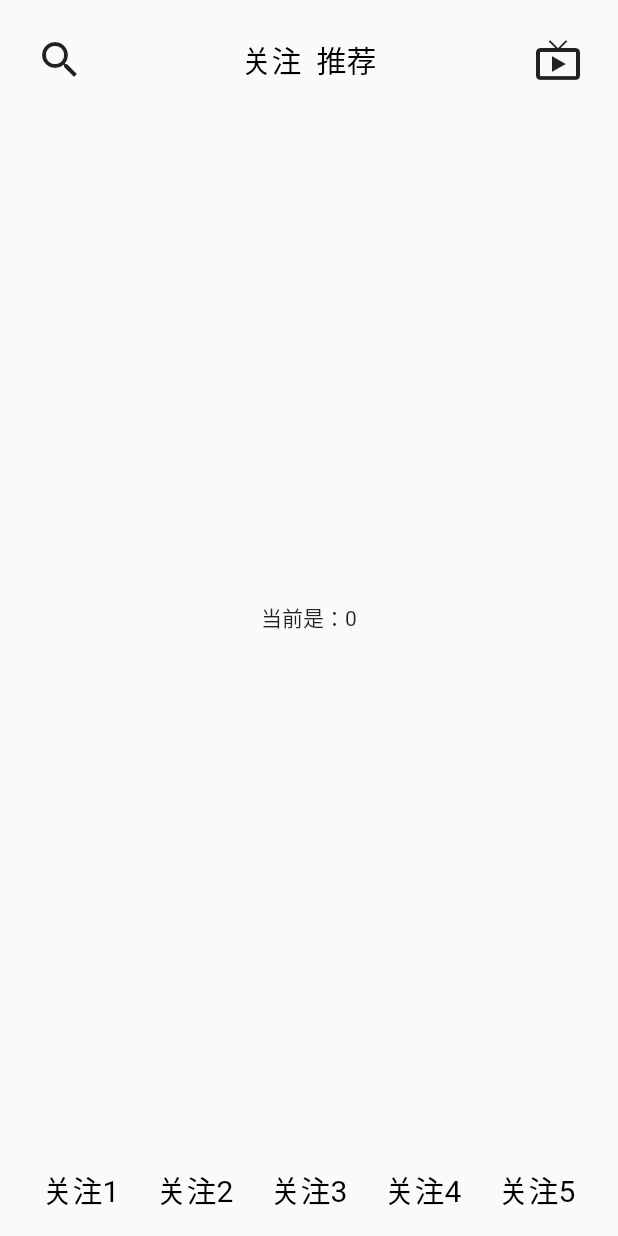
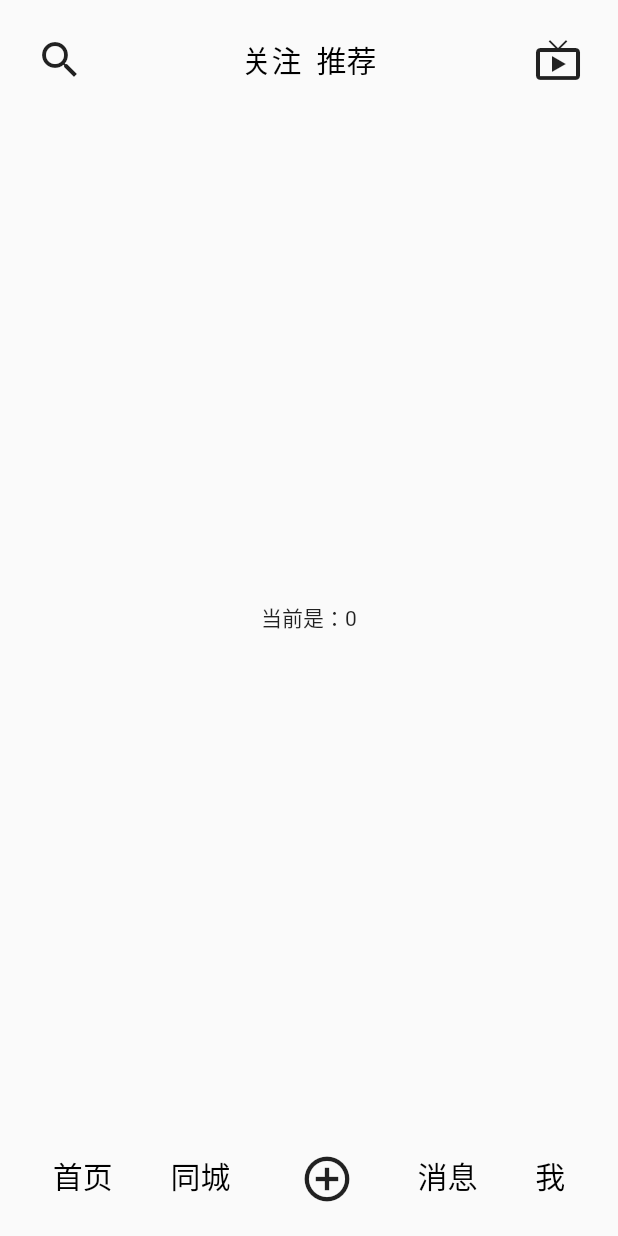
Before and after one commit to gdky005/douyin_home_page_demo, a Flutter app: the screen it shows after launch, on a phone screen of 412 x 824 dp. Run offline on Flutter 3.47's test engine with Material 2 defaults, Android fonts, the phone set to English and light mode, and no system bars.

Commit message:
1. 添加第二次的底部按钮。

```diff
--- a/lib/main.dart
+++ b/lib/main.dart
@@ -106,38 +106,34 @@ class _MyHomePageState extends State<MyHomePage> {
       children: <Widget>[
         InkWell(
           child: Text(
-            "关注1",
+            "首页",
             style: TextStyle(fontSize: 20, color: Colors.black),
           ),
-          onTap: () => print("点击 关注"),
+          onTap: () => print("点击 首页"),
         ),
         InkWell(
           child: Text(
-            "关注2",
+            "同城",
             style: TextStyle(fontSize: 20, color: Colors.black),
           ),
-          onTap: () => print("点击 关注"),
+          onTap: () => print("点击 同城"),
+        ),
+        IconButton(
+            icon: Icon(Icons.add_circle_outline, size: 36),
+            onPressed: () => print("点击 添加")),
+        InkWell(
+          child: Text(
+            "消息",
+            style: TextStyle(fontSize: 20, color: Colors.black),
+          ),
+          onTap: () => print("点击 消息"),
         ),
         InkWell(
           child: Text(
-            "关注3",
+            "我",
             style: TextStyle(fontSize: 20, color: Colors.black),
           ),
-          onTap: () => print("点击 关注"),
-        ),
-        InkWell(
-          child: Text(
-            "关注4",
-            style: TextStyle(fontSize: 20, color: Colors.black),
-          ),
-          onTap: () => print("点击 关注"),
-        ),
-        InkWell(
-          child: Text(
-            "关注5",
-            style: TextStyle(fontSize: 20, color: Colors.black),
-          ),
-          onTap: () => print("点击 关注"),
+          onTap: () => print("点击 我"),
         ),
       ],
     );
```
